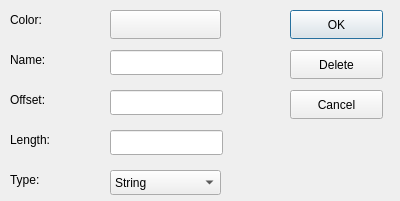
The window that hexwalk/edittagdialog.ui (gcarmix/HexWalk) describes before a commit, drawn with Qt 5.
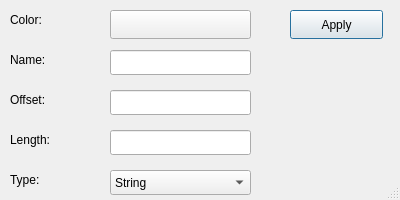
The same window after the commit.

The edit to the form file:
```diff
--- a/hexwalk/edittagdialog.ui
+++ b/hexwalk/edittagdialog.ui
@@ -7,18 +7,36 @@
     <x>0</x>
     <y>0</y>
     <width>400</width>
-    <height>201</height>
+    <height>200</height>
    </rect>
   </property>
+  <property name="minimumSize">
+   <size>
+    <width>400</width>
+    <height>200</height>
+   </size>
+  </property>
+  <property name="maximumSize">
+   <size>
+    <width>400</width>
+    <height>200</height>
+   </size>
+  </property>
   <property name="windowTitle">
-   <string>Dialog</string>
+   <string>Edit Tag</string>
+  </property>
+  <property name="sizeGripEnabled">
+   <bool>true</bool>
+  </property>
+  <property name="modal">
+   <bool>true</bool>
   </property>
   <widget class="QLineEdit" name="nameEdit">
    <property name="geometry">
     <rect>
      <x>110</x>
      <y>50</y>
-     <width>113</width>
+     <width>141</width>
      <height>25</height>
     </rect>
    </property>
@@ -28,7 +46,7 @@
     <rect>
      <x>10</x>
      <y>50</y>
-     <width>51</width>
+     <width>91</width>
      <height>20</height>
     </rect>
    </property>
@@ -41,7 +59,7 @@
     <rect>
      <x>10</x>
      <y>10</y>
-     <width>51</width>
+     <width>91</width>
      <height>20</height>
     </rect>
    </property>
@@ -54,7 +72,7 @@
     <rect>
      <x>10</x>
      <y>90</y>
-     <width>51</width>
+     <width>91</width>
      <height>20</height>
     </rect>
    </property>
@@ -67,7 +85,7 @@
     <rect>
      <x>110</x>
      <y>90</y>
-     <width>113</width>
+     <width>141</width>
      <height>25</height>
     </rect>
    </property>
@@ -80,7 +98,7 @@
     <rect>
      <x>10</x>
      <y>130</y>
-     <width>51</width>
+     <width>91</width>
      <height>20</height>
     </rect>
    </property>
@@ -93,7 +111,7 @@
     <rect>
      <x>110</x>
      <y>130</y>
-     <width>113</width>
+     <width>141</width>
      <height>25</height>
     </rect>
    </property>
@@ -106,7 +124,7 @@
     <rect>
      <x>10</x>
      <y>170</y>
-     <width>51</width>
+     <width>91</width>
      <height>20</height>
     </rect>
    </property>
@@ -119,7 +137,7 @@
     <rect>
      <x>110</x>
      <y>170</y>
-     <width>111</width>
+     <width>141</width>
      <height>25</height>
     </rect>
    </property>
@@ -149,20 +167,7 @@
     </rect>
    </property>
    <property name="text">
-    <string>OK</string>
-   </property>
-  </widget>
-  <widget class="QPushButton" name="deleteButton">
-   <property name="geometry">
-    <rect>
-     <x>290</x>
-     <y>50</y>
-     <width>93</width>
-     <height>29</height>
-    </rect>
-   </property>
-   <property name="text">
-    <string>Delete</string>
+    <string>Apply</string>
    </property>
   </widget>
   <widget class="QPushButton" name="colorButton">
@@ -170,7 +175,7 @@
     <rect>
      <x>110</x>
      <y>10</y>
-     <width>111</width>
+     <width>141</width>
      <height>29</height>
     </rect>
    </property>
@@ -178,19 +183,6 @@
     <string/>
    </property>
   </widget>
-  <widget class="QPushButton" name="cancelButton">
-   <property name="geometry">
-    <rect>
-     <x>290</x>
-     <y>90</y>
-     <width>93</width>
-     <height>29</height>
-    </rect>
-   </property>
-   <property name="text">
-    <string>Cancel</string>
-   </property>
-  </widget>
  </widget>
  <resources/>
  <connections/>
```
Left out of the diff: 5 changed lines with no effect on the pictures.
